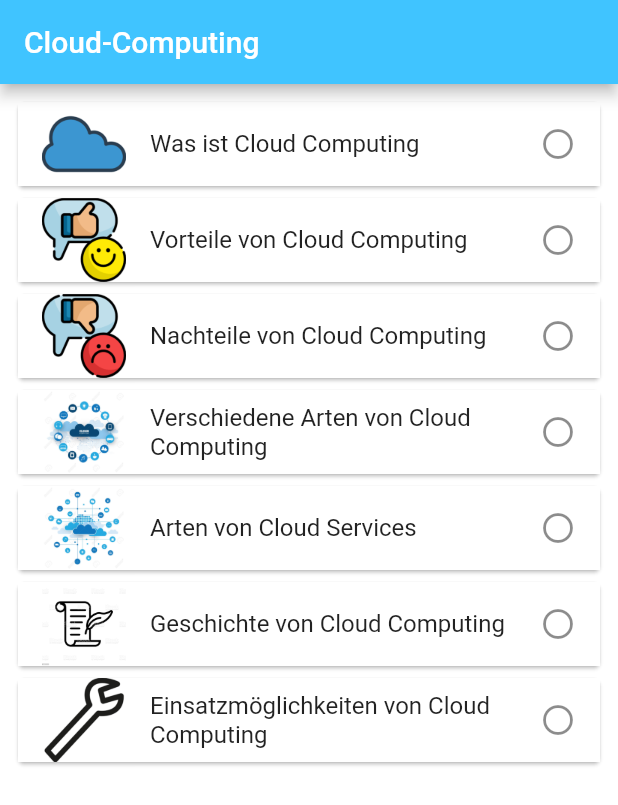
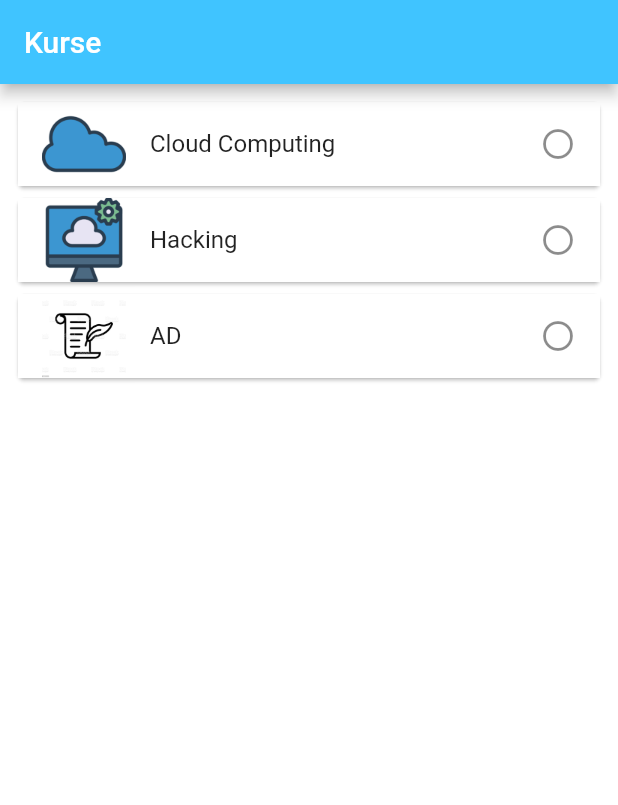
Before and after one commit to shr1mpsy/E-learning-App, a Flutter app: the screen it shows after launch, on a phone screen of 412 x 824 dp. Shown: the top 805 px of the screen. Run offline on Flutter 3.47's test engine with Material 2 defaults, Android fonts, the phone set to English and light mode, and no system bars.

Commit message:
added Content-Screen with different Courses and adjusted Code

```diff
--- a/lib/main.dart
+++ b/lib/main.dart
@@ -1,3 +1,4 @@
+import 'package:flutter/cupertino.dart';
 import 'package:flutter/material.dart';
 import './Quiz.dart';
 
@@ -11,8 +12,30 @@ class MyApp extends StatefulWidget {
 }
 
 class MyAppState extends State<MyApp> {
+  //Content
+  List contentEntries = ["Cloud Computing", "Hacking", "AD"];
+  List coursePictures = ["assets/cloud.jpg", "assets/cloud2.jpg", "assets/geschichteCC.jpg"];
+  Map contentValues = {"Cloud Computing": 0, "Hacking":1, "AD": 2};
+  int contentIndex = 0;
+
+  List contentTrailings = [false, false, false];
+
+  Map fromCoursesToContentOverview(){
+    setState(() {
+      contentIndex = contentValues[key];
+      isIntro = true;
+      isContent = false;
+      for(int i = 0; i< entries[contentIndex].length;i++){
+        values[entries[contentIndex][i]] = i;
+      }
+    });
+    return values;
+  }
+
+
   // Texte
   final text = [
+    [
     // WAS IST CLOUD COMPUTING? DEFINITION
     [
       "Cloud Computing bedeutet, dass Daten nicht lokal, sondern auf entfernten Servern gespeichert werden."
@@ -151,23 +174,55 @@ class MyAppState extends State<MyApp> {
       "Verbinden Sie sich mit Ihrem Publikum global, jederzeit und auf jedem Gerät mit hochauflösendem Video und Audio.",
       "Mit On-Demand-Software, auch bekannt als Software as a Service (SaaS), können Sie Ihren Kunden die neuesten Softwareversionen und Updates anbieten - jederzeit und überall."
     ]
-  ];//s
+    ],
+  [
 
-
-
+  ]
+  ]; //s
 
 // Listen und dicts
-  List<bool> trailings = [false, false, false, false, false, false, false];//s
-  final headlines = [
+
+  List trailings = [[false, false, false, false, false, false, false],[], []]; //s
+  final headlines = [[
     ["Definition", "Warum heißt es Cloud?"],
-    ["Kosten", "Geschwindigkeit", "Globale Skalierung", "Produktivität", "Leistung", "Zuverlässigkeit", "Sicherheit"],
-    ["Netzverbindung", "Wachsender Funktionsumfang", "Sicherheit", "Datenverlust durch die Cloud", "Abhängigkeit"],
+    [
+      "Kosten",
+      "Geschwindigkeit",
+      "Globale Skalierung",
+      "Produktivität",
+      "Leistung",
+      "Zuverlässigkeit",
+      "Sicherheit"
+    ],
+    [
+      "Netzverbindung",
+      "Wachsender Funktionsumfang",
+      "Sicherheit",
+      "Datenverlust durch die Cloud",
+      "Abhängigkeit"
+    ],
     ["", "Public Cloud", "Private Cloud", "Hybrid Cloud", "Multi Cloud"],
-    ["","IaaS", "PaaS", "Serverless Computing", "SaaS"],
-    ["Historie","Historie","Historie","Historie","Historie","Historie","Historie","Historie","Historie"],
-    ["Einsatzmöglichkeiten von Cloud Computing","Neue Apps und Services erstellen", "Speichern, Sichern und Wiederherstellen von Daten", "Audio- und Videostreams", "Bereitstellung von Software On Demand"]
-  ];//s
-  final List<String> entries = <String>[
+    ["", "IaaS", "PaaS", "Serverless Computing", "SaaS"],
+    [
+      "Historie",
+      "Historie",
+      "Historie",
+      "Historie",
+      "Historie",
+      "Historie",
+      "Historie",
+      "Historie",
+      "Historie"
+    ],
+    [
+      "Einsatzmöglichkeiten von Cloud Computing",
+      "Neue Apps und Services erstellen",
+      "Speichern, Sichern und Wiederherstellen von Daten",
+      "Audio- und Videostreams",
+      "Bereitstellung von Software On Demand"
+    ]],[],[]
+  ]; //s
+  final List entries = [[
     'Was ist Cloud Computing',
     'Vorteile von Cloud Computing',
     "Nachteile von Cloud Computing",
@@ -175,11 +230,33 @@ class MyAppState extends State<MyApp> {
     "Arten von Cloud Services",
     "Geschichte von Cloud Computing",
     "Einsatzmöglichkeiten von Cloud Computing"
-  ];//s
-  Map values = {'Was ist Cloud Computing': 0, 'Vorteile von Cloud Computing': 1, "Nachteile von Cloud Computing": 2, "Verschiedene Arten von Cloud Computing": 3,
-    "Arten von Cloud Services": 4, "Geschichte von Cloud Computing":5, "Einsatzmöglichkeiten von Cloud Computing":6};//s
-  List<String> assets = ["assets/cloud.jpg", "assets/vorteileCC.jpg", "assets/nachteileCC.jpg", "assets/verschArtenCC.jpg", "assets/verschServiceCC.jpg", "assets/geschichteCC.jpg","assets/moeglichkeitenCC.jpg"]; //ListTile   //s
-  List<List<String>> img = [["", ""], ["", "", "", "", "", "", ""], ["","","","",""], ["", "", "","", ""], ["","","","", ""], ["","","","","","","","",""], ["","","","",""]];//s
+  ],
+    [], []
+  ]; //s
+  Map values = Map();
+
+  List assets = [[
+    "assets/cloud.jpg",
+    "assets/vorteileCC.jpg",
+    "assets/nachteileCC.jpg",
+    "assets/verschArtenCC.jpg",
+    "assets/verschServiceCC.jpg",
+    "assets/geschichteCC.jpg",
+    "assets/moeglichkeitenCC.jpg"
+  ],
+    [],[]
+  ]; //ListTile   //s
+  List img = [[
+    ["", ""],
+    ["", "", "", "", "", "", ""],
+    ["", "", "", "", ""],
+    ["", "", "", "", ""],
+    ["", "", "", "", ""],
+    ["", "", "", "", "", "", "", "", ""],
+    ["", "", "", "", ""]
+  ],
+    [],[]
+  ]; //s
 
 // Booleans
   bool isOverview = true;
@@ -187,6 +264,8 @@ class MyAppState extends State<MyApp> {
   bool done = false;
   bool allDone = false;
   bool notAlreadyDone = true;
+  bool isIntro = false;
+  bool isContent = true;
 
 //Strings
   String quizAtOverview;
@@ -195,8 +274,8 @@ class MyAppState extends State<MyApp> {
 // Integer
   int qindex = 0;
   int qtotalScore = 0;
-  var index = 0;
-  var entryIndex = 0;
+  int index = 0;
+  int entryIndex = 0;
 
   void reset() {
     setState(() {
@@ -235,26 +314,34 @@ class MyAppState extends State<MyApp> {
     });
   }
 
+  void start(){
+    setState(() {
+      isIntro = false;
+    });
+  }
+
   void toOverview() {
     setState(() {
       isOverview = !isOverview;
       reset();
     });
   }
+
   void toOverviewSwitcher() {
     List tmp = [];
     setState(() {
       isOverview = !isOverview;
       reset();
-      trailings[entryIndex] = true;
-      for(bool item in trailings){
-        if (item == false){
+      trailings[contentIndex][entryIndex] = true;
+      for (bool item in trailings[contentIndex]) {
+        if (item == false) {
           done = false;
         }
-        if(item == true){
+        if (item == true) {
           tmp.add(item);
-          if(tmp.length==trailings.length){
+          if (tmp.length == trailings[contentIndex].length) {
             allDone = true;
+            contentTrailings[contentIndex] = true;
           }
         }
       }
@@ -262,7 +349,7 @@ class MyAppState extends State<MyApp> {
     });
   }
 
-  void toDoneOverview(){
+  void toDoneOverview() {
     setState(() {
       notAlreadyDone = false;
     });
@@ -276,75 +363,146 @@ class MyAppState extends State<MyApp> {
     });
   }
 
+  void toCourses(){
+    setState(() {
+      isContent = true;
+      isIntro = false;
+    });
+  }
+
   //WIDGETS
 
-  Widget picture(path){
-    if (path != ""){
+  Widget picture(path) {
+    if (path != "") {
       return Center(
-          child :Image.asset(
+          child: Image.asset(
         path,
         width: double.infinity,
         height: 100,
-          )
-      );
-    }
-    else{
+      ));
+    } else {
       return Center();
     }
   }
 
-  Widget myText(path){
+  Widget myText(path) {
     return Text(
       path,
       style: TextStyle(
-          fontSize: 15,
-          fontWeight: FontWeight.w500,
-          color: Colors.black38),
+          fontSize: 15, fontWeight: FontWeight.w500, color: Colors.black38),
     );
   }
 
-  Widget headline(path){
+  Widget headline(path) {
     return Padding(
       padding: const EdgeInsets.fromLTRB(0.0, 2.0, 0.0, 20.0),
       child: Center(
           child: Text(
         path,
         style: TextStyle(
-                fontSize: 30,
-                color: Colors.black54,
-                fontWeight: FontWeight.w900
-            ),
+            fontSize: 30, color: Colors.black54, fontWeight: FontWeight.w900),
       )),
     );
   }
 
-  Widget switchTrailing(a){
-    if (a){
+  Widget switchTrailing(a) {
+    if (a) {
       a = false;
       return Icon(Icons.check_circle_outline);
     }
+    if (!a) {
+      return Icon(Icons.radio_button_unchecked);
+    }
+  }
+
+  Widget switchTrailingsCourses(a){
     if(!a){
       return Icon(Icons.radio_button_unchecked);
+    }
+    else if(a){
+      return Icon(Icons.check_circle_outline);
     }
   }
 
   @override
   Widget build(BuildContext context) {
-    if(allDone & notAlreadyDone){
+    if(isContent){
       return MaterialApp(
         home: Scaffold(
           backgroundColor: Colors.white,
           appBar: AppBar(
-                title: Text("Cloud-Computing"),
+            title: Text("Kurse"),
+            backgroundColor: Colors.lightBlueAccent,
+          ),
+          body: ListView.builder(
+              padding: const EdgeInsets.all(8),
+              itemCount: contentEntries.length,
+              itemBuilder: (BuildContext context, int index) {
+                return Card(
+                    child: ListTile(
+                      onTap: () {
+                        key = contentEntries[index];
+                        fromCoursesToContentOverview();//
+                      },
+                      tileColor: Colors.white,
+                      title: Text('${contentEntries[index]}'),
+                      leading: Image.asset(coursePictures[index]),
+                      trailing: switchTrailingsCourses(contentTrailings[index]),
+                    ));
+              }),
+        ),
+      );
+    }
+    else if (isIntro) {
+      return MaterialApp(
+        home: Scaffold(
+          backgroundColor: Colors.white,
+          appBar: AppBar(
+            title: Text(contentEntries[contentIndex]),
             backgroundColor: Colors.lightBlueAccent,
           ),
         body: Column(
           mainAxisAlignment: MainAxisAlignment.center,
           children: <Widget>[
-                  Center(child: Text("Du hast es geschafft", style: TextStyle(fontSize: 30, fontWeight: FontWeight.w900),),),
+            Center(child: Image.asset(coursePictures[contentIndex], height: 310, width: 300,),),
+            Text(
+              contentEntries[contentIndex],
+              style: TextStyle(
+                fontSize: 30,
+                fontWeight: FontWeight.w900
+              ),
+            )
+          ],
+        ),
+          floatingActionButton: FloatingActionButton(
+            onPressed: start,
+            child: Icon(Icons.keyboard_arrow_down),
+          ),
+          floatingActionButtonLocation: FloatingActionButtonLocation.centerDocked,
+        ),
+      );
+    }
+    else if (allDone & notAlreadyDone) {
+      return MaterialApp(
+        home: Scaffold(
+          backgroundColor: Colors.white,
+          appBar: AppBar(
+            title: Text(contentEntries[contentIndex]),
+            backgroundColor: Colors.lightBlueAccent,
+          ),
+          body: Column(
+            mainAxisAlignment: MainAxisAlignment.center,
+            children: <Widget>[
+              Center(
+                child: Text(
+                  "Du hast es geschafft",
+                  style: TextStyle(fontSize: 30, fontWeight: FontWeight.w900),
+                ),
+              ),
               Padding(
                 padding: const EdgeInsets.fromLTRB(0.0, 90.0, 0.0, 0.0),
-                    child: Image.network("https://media.giphy.com/media/Wvh1de6cFXcWc/giphy.gif"),
+                child: Image.network(
+                    "https://media.giphy.com/media/Wvh1de6cFXcWc/giphy.gif"),
               )
             ],
           ),
@@ -354,42 +512,43 @@ class MyAppState extends State<MyApp> {
         ),
       );
     }
-
     else if (isOverview) {
       return MaterialApp(
         home: Scaffold(
           backgroundColor: Colors.white,
           appBar: AppBar(
-            title: Text("Cloud-Computing"),
+            title: Text(contentEntries[contentIndex]),
             backgroundColor: Colors.lightBlueAccent,
+            actions: <Widget>[
+              IconButton(icon: Icon(Icons.keyboard_arrow_down), onPressed: toCourses)
+            ],
           ),
           body: ListView.builder(
               padding: const EdgeInsets.all(8),
-              itemCount: entries.length,
+              itemCount: entries[contentIndex].length,
               itemBuilder: (BuildContext context, int index) {
                 return Card(
                     child: ListTile(
                   onTap: () {
-                        key = entries[index];
+                    key = entries[contentIndex][index];
                     toContent();
                   },
                   tileColor: Colors.white,
-                      title: Text('${entries[index]}'),
-                      leading: Image.asset(assets[index]),
-                      trailing: switchTrailing(trailings[index]),
+                  title: Text('${entries[contentIndex][index]}'),
+                  leading: Image.asset(assets[contentIndex][index]),
+                  trailing: switchTrailing(trailings[contentIndex][index]),
                 ));
               }),
         ),
       );
     }
-
     else if (!isOverview) {
-      if (index < text[entryIndex].length) {
+      if (index < text[contentIndex][entryIndex].length) {
         return MaterialApp(
           home: Scaffold(
             backgroundColor: Colors.white,
             appBar: AppBar(
-              title: Text("Cloud-Computing"),
+              title: Text(contentEntries[contentIndex]),
               backgroundColor: Colors.lightBlueAccent,
             ),
             body: Column(
@@ -399,9 +558,9 @@ class MyAppState extends State<MyApp> {
                     margin: EdgeInsets.all(19.0),
                     child: Column(
                       children: <Widget>[
-                        picture(img[entryIndex][index]),
-                        headline(headlines[entryIndex][index]),
-                        myText(text[entryIndex][index]),
+                        picture(img[contentIndex][entryIndex][index]),
+                        headline(headlines[contentIndex][entryIndex][index]),
+                        myText(text[contentIndex][entryIndex][index]),
                       ],
                     )),
                 Row(
@@ -430,17 +589,18 @@ class MyAppState extends State<MyApp> {
                 child: Icon(Icons.arrow_forward_ios_outlined)),
           ),
         );
-      } else {
+      }
+      else {
         return MaterialApp(
           home: Scaffold(
             backgroundColor: Colors.white,
             appBar: AppBar(
-              title: Text("Cloud-Computing"),
+              title: Text(contentEntries[contentIndex]),
               backgroundColor: Colors.lightBlueAccent,
             ),
             body: Column(
               children: <Widget>[
-                Quiz(qindex, qtotalScore, reset, antwort, entryIndex),
+                Quiz(qindex, qtotalScore, reset, antwort, entryIndex, contentIndex),
                 FlatButton(onPressed: nm, child: Text("Lektion neu starten")),
                 RaisedButton(
                     onPressed: toOverviewSwitcher, child: Text("Zur Übersicht"))
```
Also changed, not shown: lib/Quiz.dart (+15 -5 lines), lib/underquiz.dart (+6 -4 lines). Lines whose indentation alone changed are shown as unchanged.
